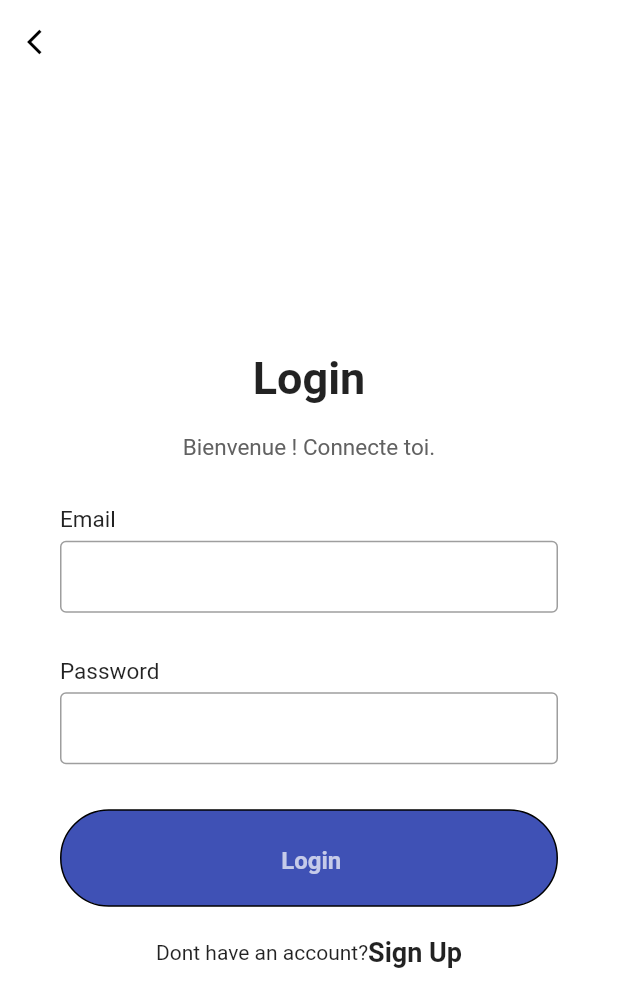
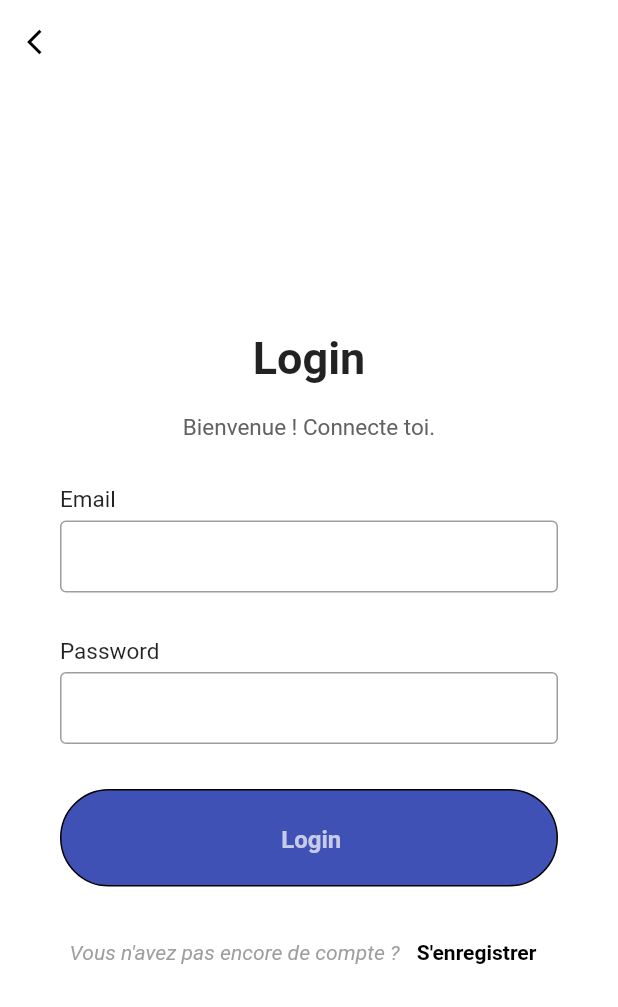
Before and after one commit to walidhaddoury/App-Flutter, a Flutter app: the screen it shows after launch, after a tap on "Connexion", on a phone screen of 412 x 824 dp. Shown: the top 1007 px of the screen. Run offline on Flutter 3.47's test engine with Material 2 defaults, Android fonts, the phone set to English and light mode, and no system bars; missing offline and left inert: flutter_calendar_widget, mongo_dart.

```diff
--- a/lib/UserModel/login.dart
+++ b/lib/UserModel/login.dart
@@ -2,6 +2,7 @@
 import 'package:flutter/material.dart';
 import 'package:flutter/services.dart';
 import 'package:projet_flutter_pmu/UserModel/UserProfil.dart';
+import 'package:projet_flutter_pmu/UserModel/register.dart';
 
 import '../Database/mongodb.dart';
 import 'UserClass.dart';
@@ -105,6 +106,30 @@ class _Login extends State<Login> {
                 const SizedBox(height: 20,),
                 Row(
                   mainAxisAlignment: MainAxisAlignment.center,
+                  children: [
+                    Text(
+                      'Vous n\'avez pas encore de compte ? ',
+                      style: TextStyle(
+                          color: Colors.grey, fontStyle: FontStyle.italic),
+                    ),
+                    TextButton(
+                      onPressed: () {
+                        Navigator.push(
+                            context,
+                            MaterialPageRoute(
+                                builder: (BuildContext) => Register()));
+                      },
+                      child: Text(
+                        'S\'enregistrer',
+                        style: TextStyle(
+                            fontWeight: FontWeight.bold,
+                            color: Colors.black),
+                      ),
+                    ),
+                  ],
+                ),
+                /*Row(
+                  mainAxisAlignment: MainAxisAlignment.center,
                   children: const [
                     Text("Dont have an account?"),
                     Text("Sign Up",style: TextStyle(
@@ -112,7 +137,7 @@ class _Login extends State<Login> {
                         fontSize: 18
                     ),),
                   ],
-                )
+                )*/
               ],
 
             ),
--- a/pubspec.yaml
+++ b/pubspec.yaml
@@ -68,8 +68,8 @@ flutter:
   uses-material-design: true
 
   # To add assets to your application, add an assets section, like this:
-  # assets:
-  #   - images/a_dot_burr.jpeg
+  assets:
+    - images/
   #   - images/a_dot_ham.jpeg
 
   # An image asset can refer to one or more resolution-specific "variants", see
```
Also changed, not shown: lib/EventModel/reding_course.dart (+21 -1 lines).
